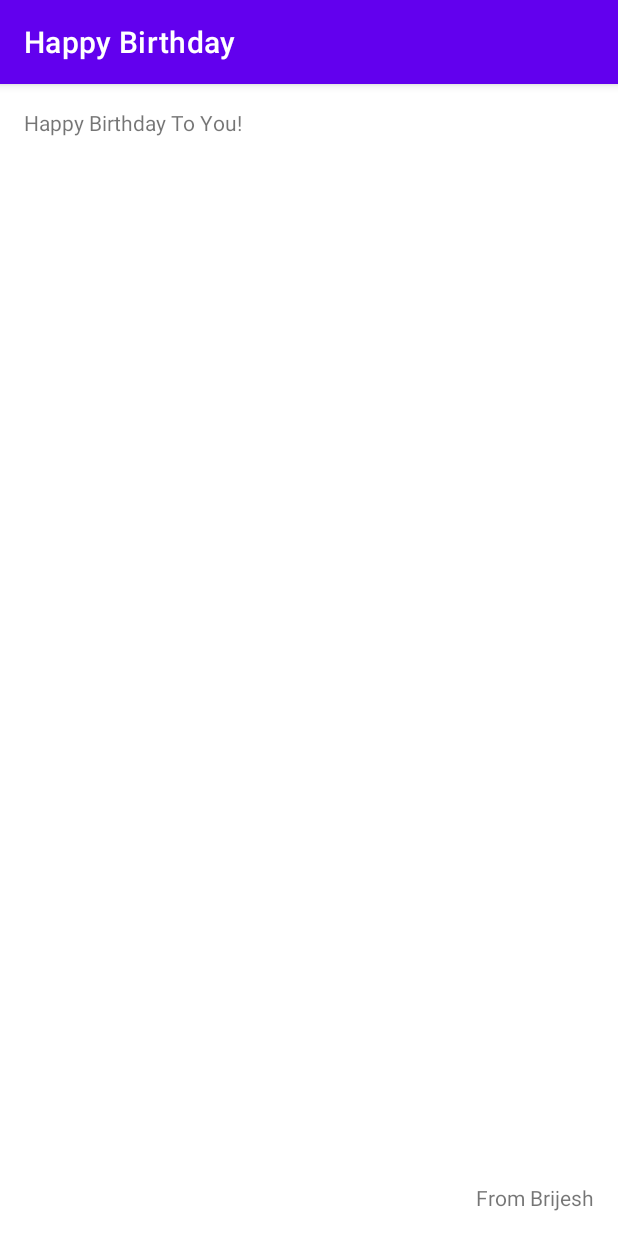
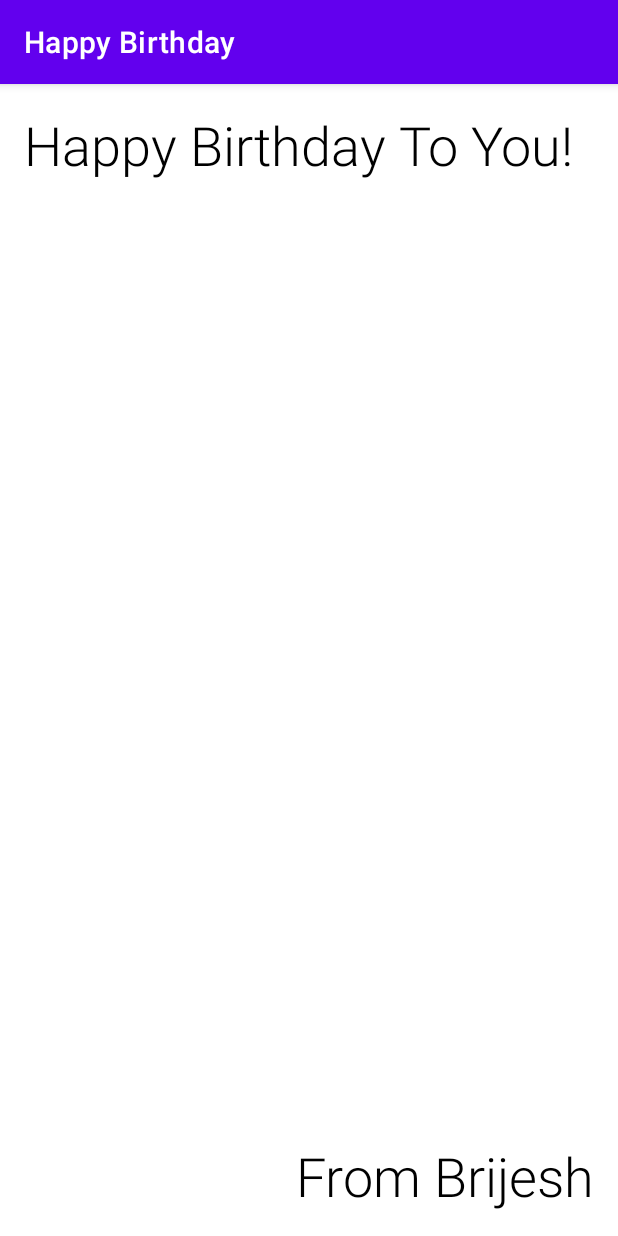
Before and after one commit to bebrijesh/HappyBirthdayApp, an Android app: the screen it shows after launch (MainActivity), on a phone screen of 412 x 824 dp. Run offline under Robolectric (Android 15) with nearby library versions, the light colour scheme and no system bars.

Commit message:
Two TextView font style and color has been changed

```diff
--- a/app/src/main/res/layout/activity_main.xml
+++ b/app/src/main/res/layout/activity_main.xml
@@ -12,7 +12,10 @@
         android:layout_height="wrap_content"
         android:layout_marginStart="16dp"
         android:layout_marginTop="16dp"
+        android:fontFamily="sans-serif-light"
         android:text="Happy Birthday To You!"
+        android:textColor="@android:color/black"
+        android:textSize="36sp"
         app:layout_constraintStart_toStartOf="parent"
         app:layout_constraintTop_toTopOf="parent" />
 
@@ -22,7 +25,10 @@
         android:layout_height="wrap_content"
         android:layout_marginEnd="16dp"
         android:layout_marginBottom="16dp"
+        android:fontFamily="sans-serif-light"
         android:text="From Brijesh"
+        android:textColor="@android:color/black"
+        android:textSize="36sp"
         app:layout_constraintBottom_toBottomOf="parent"
         app:layout_constraintEnd_toEndOf="parent" />
 </androidx.constraintlayout.widget.ConstraintLayout>
```
